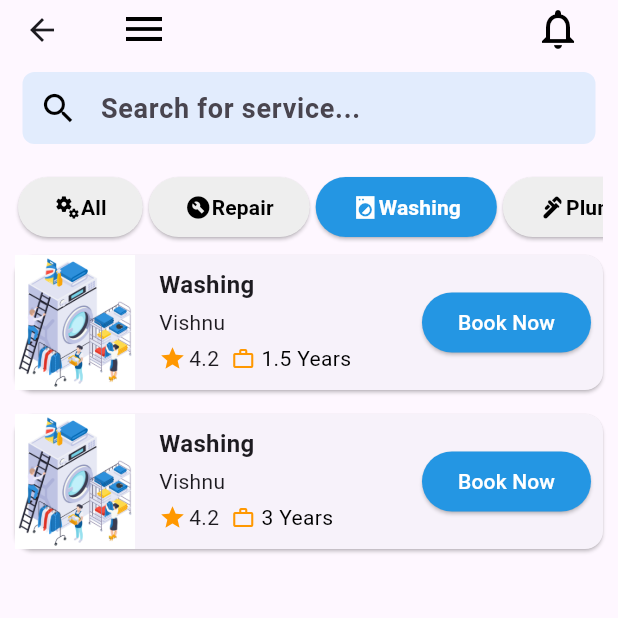
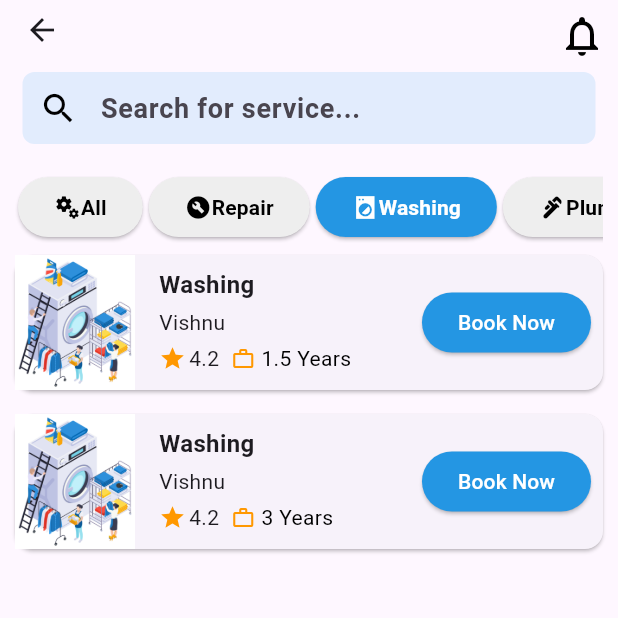
Before and after one commit to helperhive/helperHive, a Flutter app: the ServiceSearchScreen screen opened by its route, after a tap on "Repair", after a tap on "Washing", on a phone screen of 412 x 824 dp, the top half of it. Run offline on Flutter 3.47's test engine with Material 3 defaults, Android fonts, the phone set to English and light mode, and no system bars; our stand-ins replace card_swiper, cloud_firestore, delightful_toast, firebase_auth, firebase_core, firebase_storage and 8 more; accounts and stored records are empty; statements that could not run were skipped; project files that could hold a hidden picture were left out.

Commit message:
commit changes

```diff
--- a/lib/screens/home_feed/widgets/discount_carousel.dart
+++ b/lib/screens/home_feed/widgets/discount_carousel.dart
@@ -53,6 +53,7 @@ class DiscountCarousel extends StatelessWidget {
           discount: '25',
           imagePath: 'assets/discount_arousel_images/plumber.jpg',
         ),
-        ]);
+      ],
+    );
   }
 }
--- a/lib/screens/search/service_search_screen.dart
+++ b/lib/screens/search/service_search_screen.dart
@@ -41,17 +41,7 @@ class ServiceSearchScreenState extends State<ServiceSearchScreen> {
   Widget build(BuildContext context) {
     return Scaffold(
       appBar: AppBar(
-        title: Row(
-          mainAxisAlignment: MainAxisAlignment.spaceBetween,
-          children: [
-            IconButton(
-              onPressed: () {},
-              icon: const Icon(
-                Icons.menu,
-                color: primaryColor,
-                size: 32,
-              ),
-            ),
+        actions: [
           IconButton(
             onPressed: () {},
             icon: const Icon(
@@ -61,7 +51,6 @@ class ServiceSearchScreenState extends State<ServiceSearchScreen> {
             ),
           )
         ],
-        ),
         bottom: PreferredSize(
             preferredSize: const Size.fromHeight(50),
             child: SearchBarHome(
```
Also changed, not shown: lib/screens/home_feed/widgets/category_card.dart (+12 -8 lines), lib/widgets/cards/discount_card.dart (+8 -1 lines). Lines whose indentation alone changed are shown as unchanged.
